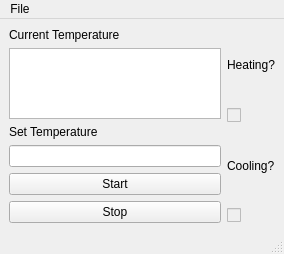
The window that Temp_Display.ui (mattras/BrewPi) describes before a commit, drawn with Qt 5.
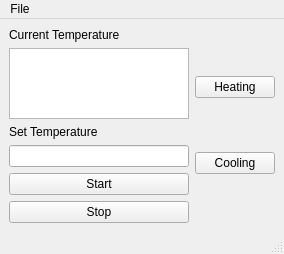
The same window after the commit.

Commit message: Removed heating and cooling checkboxes, replaced with toggled LEDs.

What changed in the file:
```diff
--- a/Temp_Display.ui
+++ b/Temp_Display.ui
@@ -66,42 +66,22 @@
        <number>0</number>
       </property>
       <item>
-       <widget class="QLabel" name="mdsLabel">
-        <property name="text">
-         <string>Heating?</string>
-        </property>
-       </widget>
-      </item>
-      <item>
-       <widget class="QCheckBox" name="heatingCheck">
+       <widget class="QPushButton" name="heatLED">
         <property name="enabled">
-         <bool>false</bool>
+         <bool>true</bool>
         </property>
         <property name="text">
-         <string/>
+         <string>Heating</string>
         </property>
        </widget>
       </item>
       <item>
-       <widget class="QLabel" name="wpiLabel">
+       <widget class="QPushButton" name="coolLED">
         <property name="enabled">
          <bool>true</bool>
         </property>
         <property name="text">
-         <string>Cooling?</string>
-        </property>
-       </widget>
-      </item>
-      <item>
-       <widget class="QCheckBox" name="coolingCheck">
-        <property name="enabled">
-         <bool>false</bool>
-        </property>
-        <property name="text">
-         <string/>
-        </property>
-        <property name="checkable">
-         <bool>true</bool>
+         <string>Cooling</string>
         </property>
        </widget>
       </item>
```
The commit also changes 3 other files.
